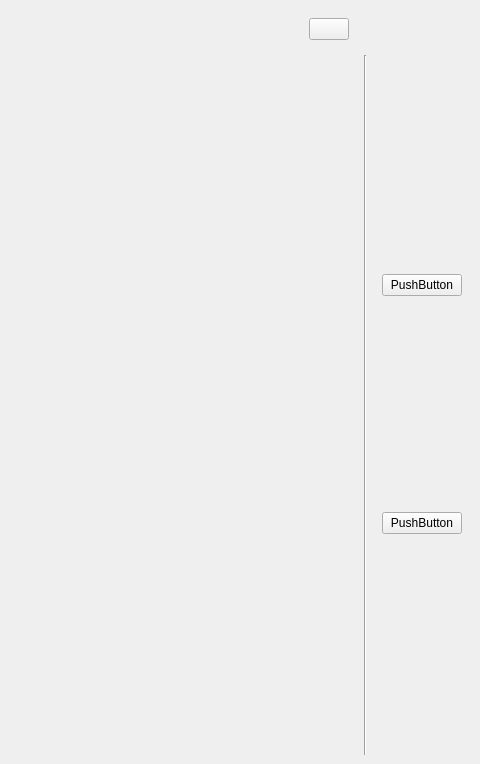
The window that User Interface/WeatherApp.ui (sarscheps/Project---UI-Communications) describes before a commit, drawn with Qt 5; both pictures show x 601 to 1081 and y 0 to 764 of the 1081 by 764 pixel window.
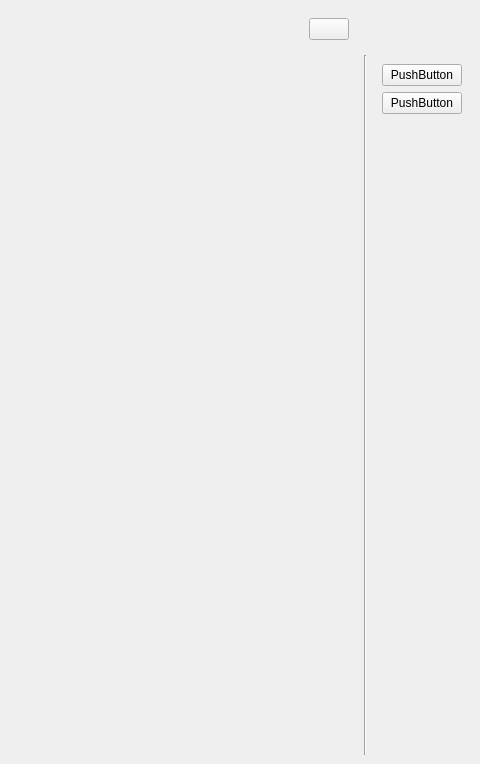
The same window after the commit. The open tabs and pages were chosen to show the change. Icons and pictures are not drawn. Custom widgets are drawn as their Qt base class.

```diff
--- a/User Interface/WeatherApp.ui
+++ b/User Interface/WeatherApp.ui
@@ -401,6 +401,19 @@
          </property>
         </widget>
        </item>
+       <item>
+        <spacer name="verticalSpacer_3">
+         <property name="orientation">
+          <enum>Qt::Vertical</enum>
+         </property>
+         <property name="sizeHint" stdset="0">
+          <size>
+           <width>20</width>
+           <height>40</height>
+          </size>
+         </property>
+        </spacer>
+       </item>
       </layout>
      </widget>
     </item>
```
Left out of the diff: 2 changed lines with no effect on the pictures.
